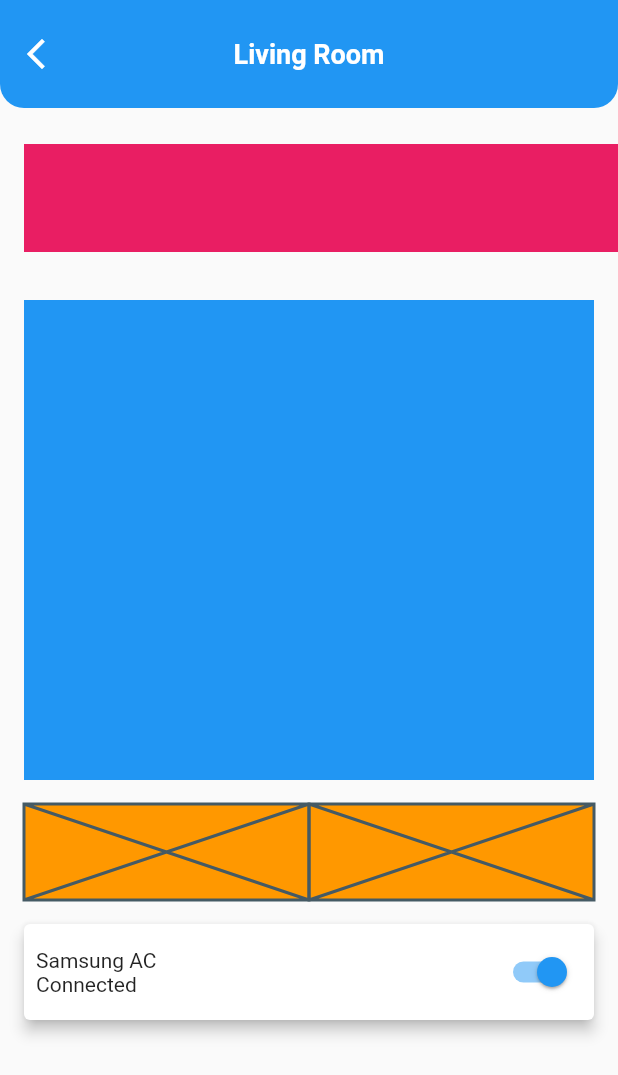
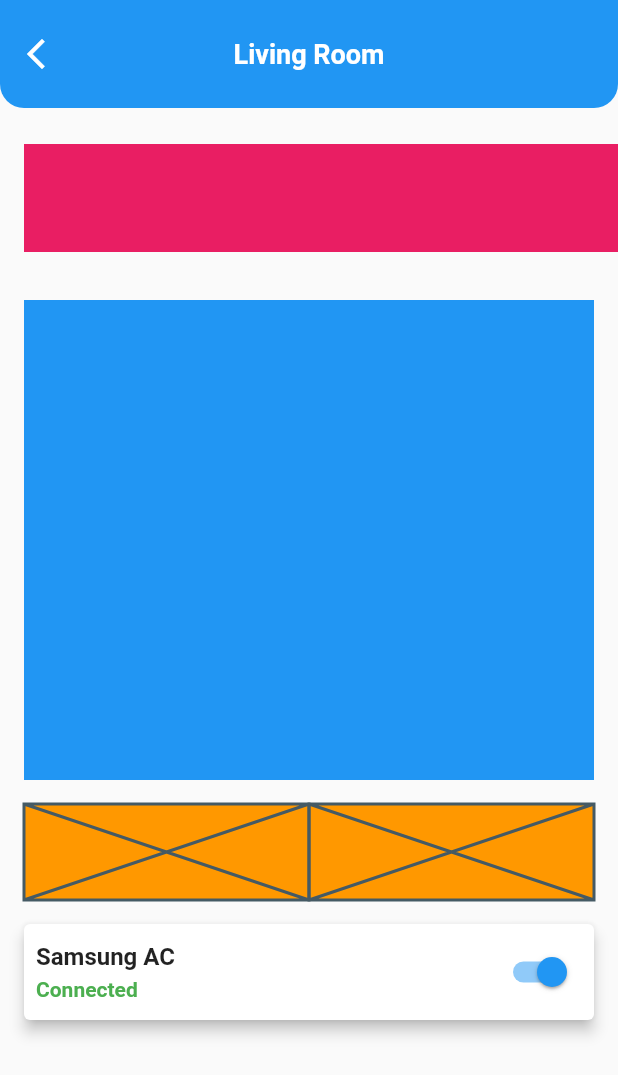
Before and after one commit to JAICHANGPARK/flutter_notebook_18th_story, a Flutter app: the screen it shows after launch, on a phone screen of 412 x 824 dp. Shown: the top 1075 px of the screen. Run offline on Flutter 3.47's test engine with Material 2 defaults, Android fonts, the phone set to English and light mode, and no system bars; our stand-ins replace cached_network_image, dotted_border, flutter_lorem, flutter_riverpod, flutter_svg, freezed_annotation and 4 more.

Commit message:
Update smart_home_control_page.dart

```diff
--- a/lib/ep1098_smart_home_ui/src/smart_home_control_page.dart
+++ b/lib/ep1098_smart_home_ui/src/smart_home_control_page.dart
@@ -90,8 +90,19 @@ class _SmartHomeControlPageState extends State<SmartHomeControlPage> {
                       Column(
                         crossAxisAlignment: CrossAxisAlignment.start,
                         children: [
-                          Text("Samsung AC"),
-                          Text("Connected"),
+                          Text(
+                            "Samsung AC",
+                            style: TextStyle(
+                              fontSize: 16,
+                              fontWeight: FontWeight.bold,
+                              color: Colors.black87
+                            ),
+                          ),
+                          SizedBox(height: 4),
+                          Text("Connected", style: TextStyle(
+                            color: Colors.green,
+                            fontWeight: FontWeight.bold,
+                          ),),
                         ],
                       ),
                       Spacer(),
```
